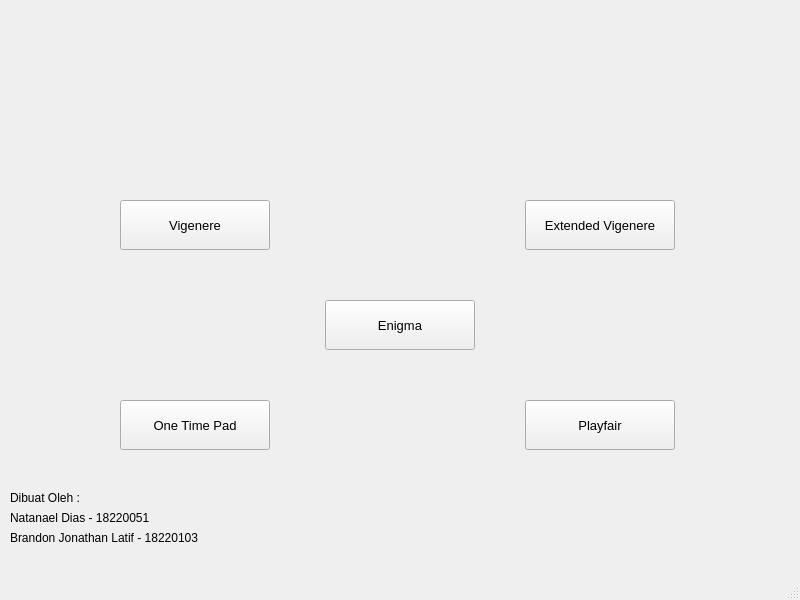
brandonjonathann/kriptomanjaa, file main.ui: the form before one commit.
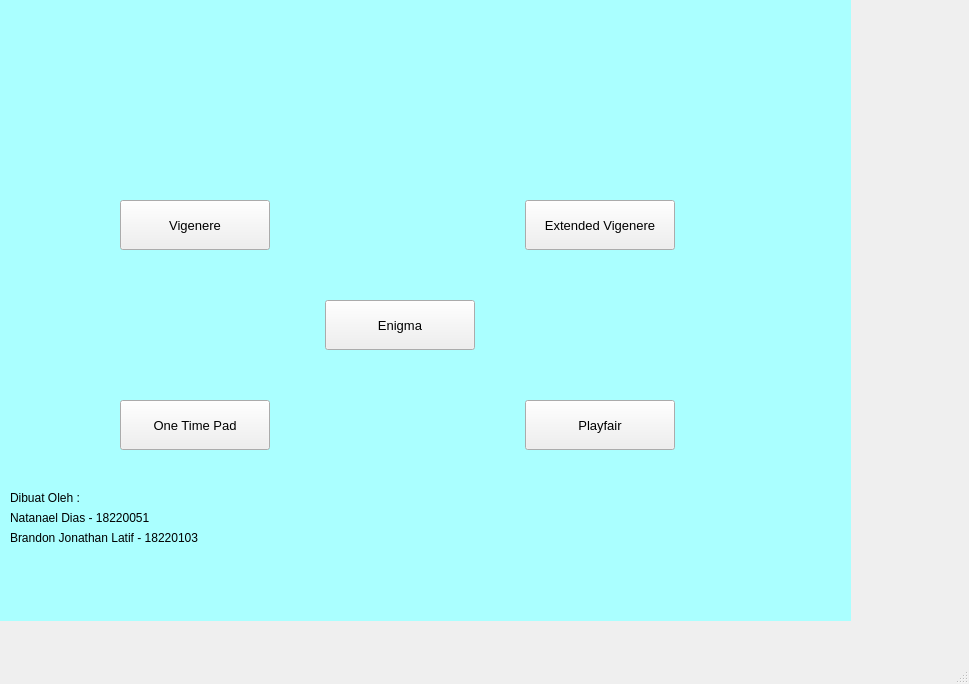
The form after the commit.

Diff of the .ui file:
```diff
--- a/main.ui
+++ b/main.ui
@@ -6,8 +6,8 @@
    <rect>
     <x>0</x>
     <y>0</y>
-    <width>800</width>
-    <height>600</height>
+    <width>969</width>
+    <height>684</height>
    </rect>
   </property>
   <property name="windowTitle">
@@ -173,6 +173,29 @@
      <string>Brandon Jonathan Latif - 18220103</string>
     </property>
    </widget>
+   <widget class="QWidget" name="widget" native="true">
+    <property name="geometry">
+     <rect>
+      <x>0</x>
+      <y>0</y>
+      <width>851</width>
+      <height>621</height>
+     </rect>
+    </property>
+    <property name="styleSheet">
+     <string notr="true">background-color: rgb(170, 255, 255);</string>
+    </property>
+   </widget>
+   <zorder>widget</zorder>
+   <zorder>pushButton_2</zorder>
+   <zorder>pushButton_3</zorder>
+   <zorder>pushButton_4</zorder>
+   <zorder>pushButton_5</zorder>
+   <zorder>pushButton_6</zorder>
+   <zorder>label</zorder>
+   <zorder>label_2</zorder>
+   <zorder>label_3</zorder>
+   <zorder>label_4</zorder>
   </widget>
   <widget class="QMenuBar" name="menubar">
    <property name="geometry">
```
Left out of the diff: 2 changed lines with no effect on the pictures.
